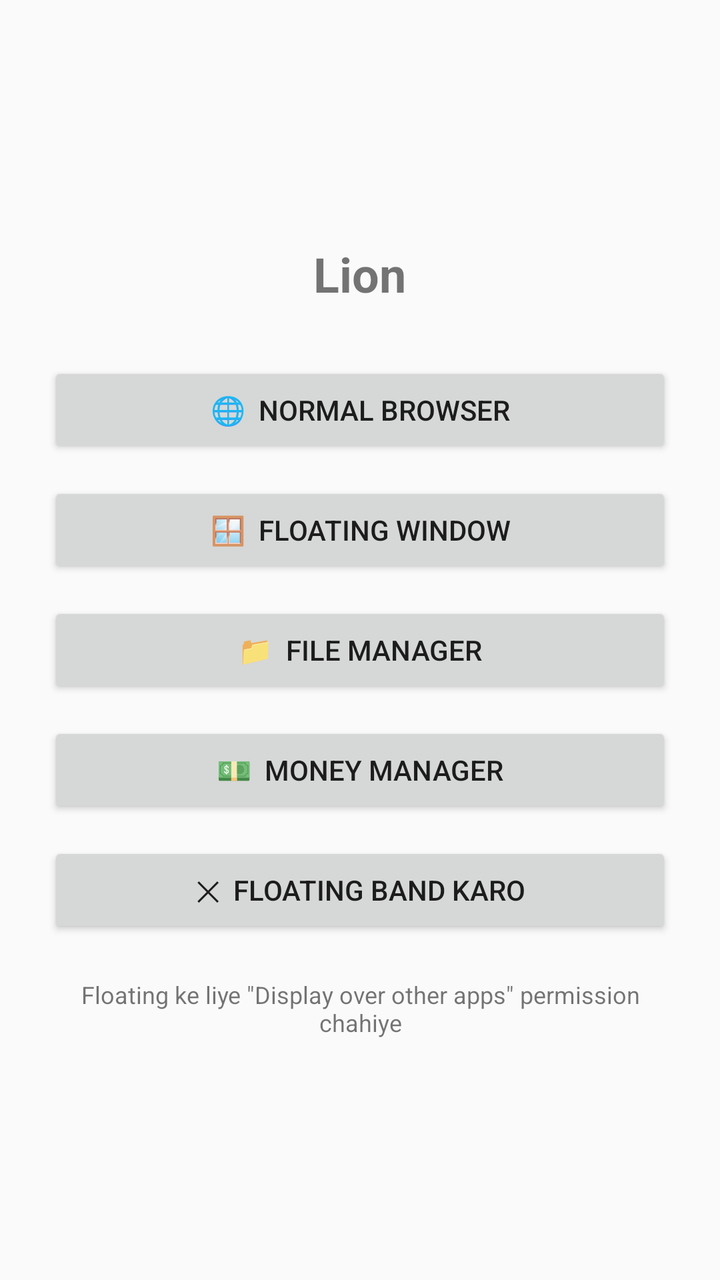
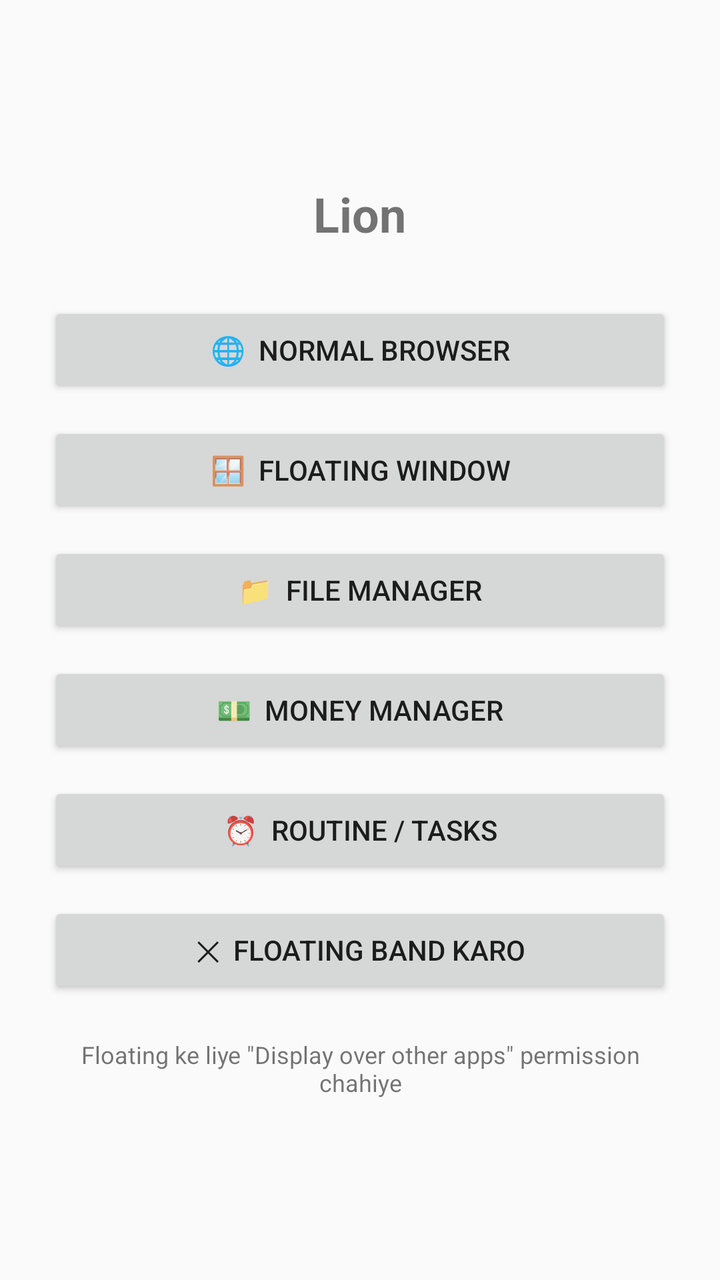

Two renders of the same Android screen: before a commit and after it. Below are the layout's source before the change and the commit's diff.
<!-- AndroidManifest.xml: application theme AppTheme -->
<!-- res/layout/activity_main.xml -->
<?xml version="1.0" encoding="utf-8"?>
<LinearLayout xmlns:android="http://schemas.android.com/apk/res/android"
    android:layout_width="match_parent"
    android:layout_height="match_parent"
    android:fitsSystemWindows="true"
    android:gravity="center"
    android:orientation="vertical"
    android:padding="24dp">

    <TextView
        android:layout_width="wrap_content"
        android:layout_height="wrap_content"
        android:layout_marginBottom="28dp"
        android:text="Lion"
        android:textSize="24sp"
        android:textStyle="bold" />

    <Button
        android:id="@+id/btnBrowser"
        android:layout_width="match_parent"
        android:layout_height="wrap_content"
        android:layout_marginBottom="12dp"
        android:text="🌐  Normal Browser" />

    <Button
        android:id="@+id/btnFloating"
        android:layout_width="match_parent"
        android:layout_height="wrap_content"
        android:layout_marginBottom="12dp"
        android:text="🪟  Floating Window" />

    <Button
        android:id="@+id/btnFiles"
        android:layout_width="match_parent"
        android:layout_height="wrap_content"
        android:layout_marginBottom="12dp"
        android:text="📁  File Manager" />

    <Button
        android:id="@+id/btnMoney"
        android:layout_width="match_parent"
        android:layout_height="wrap_content"
        android:layout_marginBottom="12dp"
        android:text="💵  Money Manager" />

    <Button
        android:id="@+id/btnStopFloating"
        android:layout_width="match_parent"
        android:layout_height="wrap_content"
        android:text="✕  Floating band karo" />

    <TextView
        android:layout_width="wrap_content"
        android:layout_height="wrap_content"
        android:layout_marginTop="20dp"
        android:gravity="center"
        android:text="Floating ke liye &quot;Display over other apps&quot; permission chahiye"
        android:textSize="12sp" />
</LinearLayout>
<!-- resources referenced by this layout -->
<resources>
  <style name="AppTheme" parent="Theme.AppCompat.DayNight.NoActionBar" />
</resources>

<!-- the commit's change to res/layout/activity_main.xml (unified diff, before → after) -->
@@ -44,6 +44,13 @@
         android:text="💵  Money Manager" />
 
     <Button
+        android:id="@+id/btnRoutine"
+        android:layout_width="match_parent"
+        android:layout_height="wrap_content"
+        android:layout_marginBottom="12dp"
+        android:text="⏰  Routine / Tasks" />
+
+    <Button
         android:id="@+id/btnStopFloating"
         android:layout_width="match_parent"
         android:layout_height="wrap_content"
